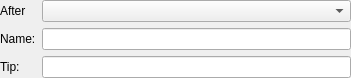
KDE/calligra, file plan/kptviewlisteditcategory.ui: the form before one commit.
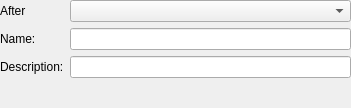
The form after the commit. Custom widgets are drawn as their Qt base class.

Commit message: Plan: Make the view configuration dialogs more legible

Patch:
```diff
--- a/plan/kptviewlisteditcategory.ui
+++ b/plan/kptviewlisteditcategory.ui
@@ -7,7 +7,7 @@
     <x>0</x>
     <y>0</y>
     <width>351</width>
-    <height>78</height>
+    <height>108</height>
    </rect>
   </property>
   <layout class="QFormLayout" name="formLayout">
@@ -50,7 +50,7 @@
    <item row="2" column="0">
     <widget class="QLabel" name="label_5">
      <property name="text">
-      <string>Tip:</string>
+      <string>Description:</string>
      </property>
      <property name="buddy">
       <cstring>tooltip</cstring>
```
Left out of the diff: 15 changed lines with no effect on the pictures. The commit also changes 3 other files.
